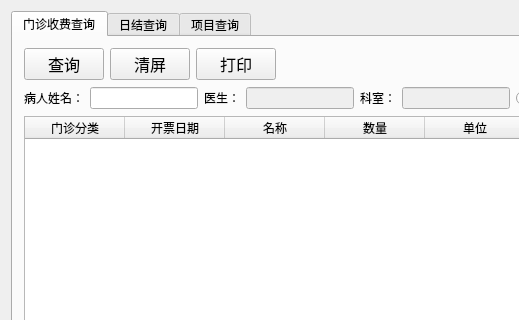
Qt form clinicstatistics.ui (histest/his) before a commit; both pictures show x 0 to 519 and y 0 to 320 of the 1108 by 470 pixel window.
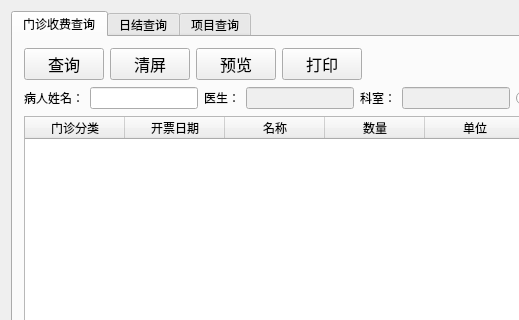
The same form after that commit.

Commit message: 20151206  add the print function

The edit to the form file:
```diff
--- a/clinicstatistics.ui
+++ b/clinicstatistics.ui
@@ -53,7 +53,20 @@
           </widget>
          </item>
          <item>
-          <widget class="QPushButton" name="pushButton">
+          <widget class="QPushButton" name="previewButton">
+           <property name="font">
+            <font>
+             <family>Agency FB</family>
+             <pointsize>12</pointsize>
+            </font>
+           </property>
+           <property name="text">
+            <string>预览</string>
+           </property>
+          </widget>
+         </item>
+         <item>
+          <widget class="QPushButton" name="printButton">
            <property name="font">
             <font>
              <family>Agency FB</family>
```
Left out of the diff: 30 changed lines with no effect on the pictures. The commit also changes 6 other files.
